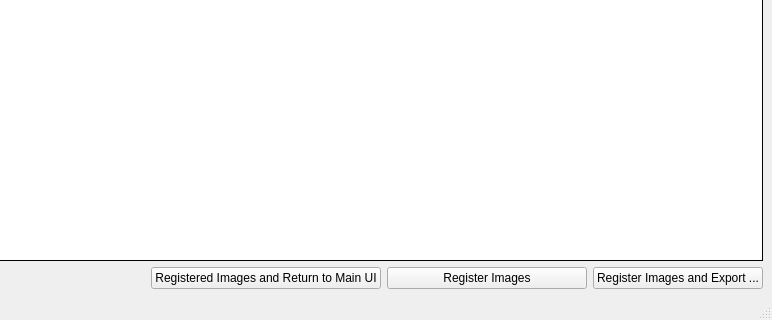
This is notebooks/ui/ui_registration_profile.ui in neutronimaging/python_notebooks as Qt 5 draws it before an edit; both pictures show x 235 to 1007 and y 829 to 1149 of the 1007 by 1149 pixel window. The edited form follows.
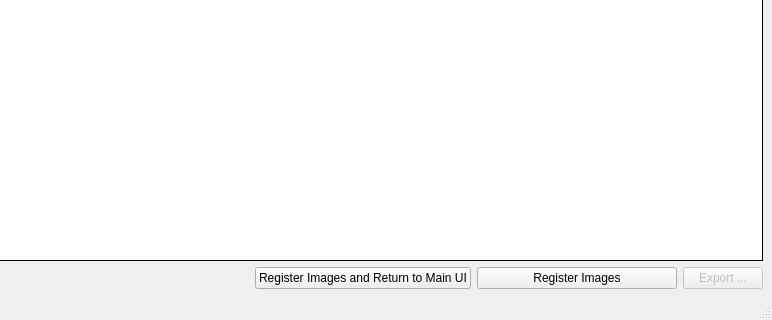
This is the edited form.

Commit message: fixing the location of the export folder. this refs #114

Diff of the .ui file:
```diff
--- a/notebooks/ui/ui_registration_profile.ui
+++ b/notebooks/ui/ui_registration_profile.ui
@@ -317,7 +317,7 @@
            <item>
             <widget class="QPushButton" name="pushButton">
              <property name="text">
-              <string>Registered Images and Return to Main UI</string>
+              <string>Register Images and Return to Main UI</string>
              </property>
             </widget>
            </item>
@@ -336,8 +336,11 @@
            </item>
            <item>
             <widget class="QPushButton" name="export_button">
+             <property name="enabled">
+              <bool>false</bool>
+             </property>
              <property name="text">
-              <string>Register Images and Export ...</string>
+              <string>Export ...</string>
              </property>
             </widget>
            </item>
```
The commit also changes 2 other files.
